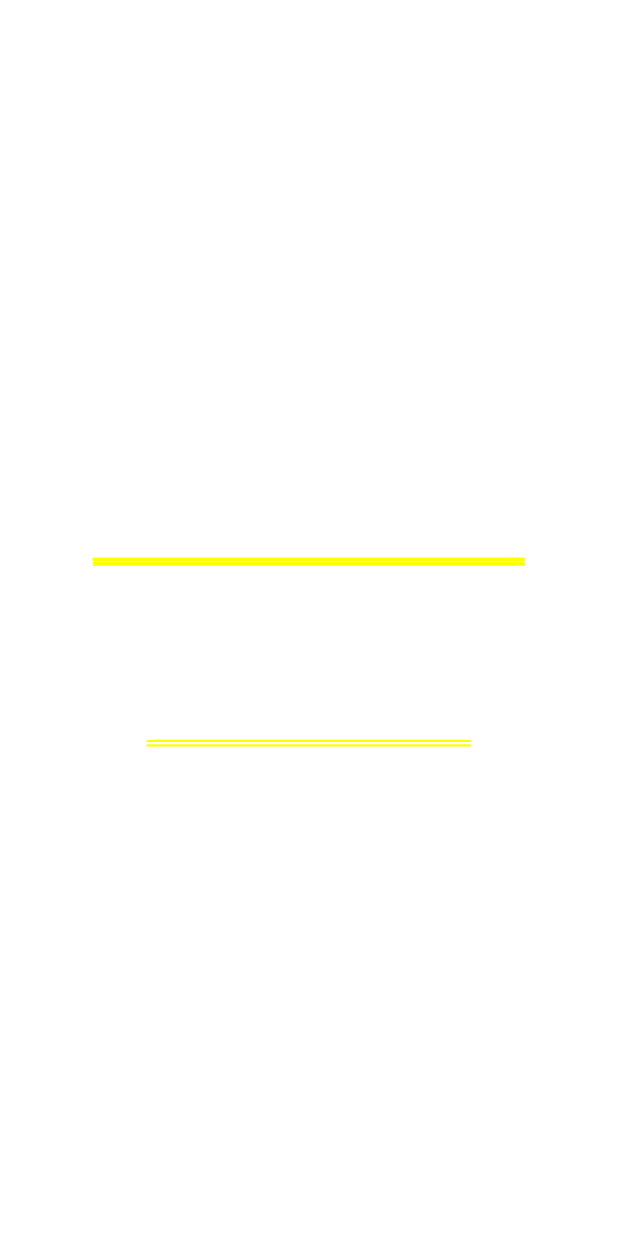
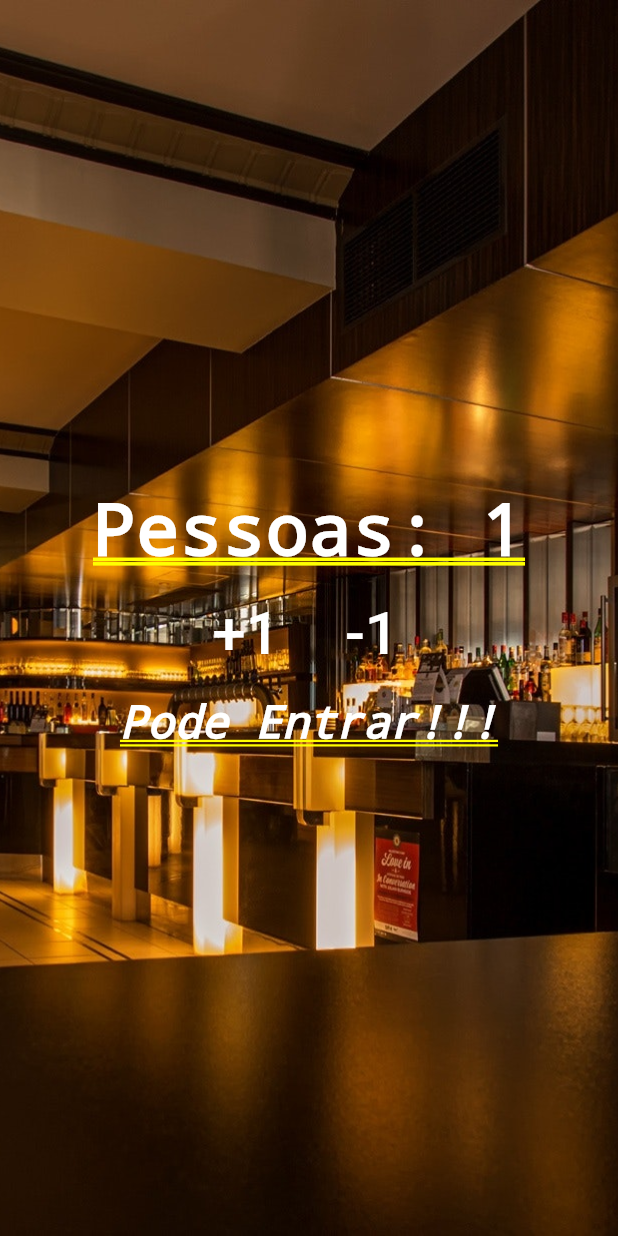
Before and after one commit to EduardGuilherme/projeto_contador_pessoas, a Flutter app: the screen it shows after launch, after a tap on "+1", on a phone screen of 412 x 824 dp. Run offline on Flutter 3.47's test engine with Material 2 defaults, Android fonts, the phone set to English and light mode, and no system bars.

Commit message:
finalizando app em Flutter

```diff
--- a/lib/main.dart
+++ b/lib/main.dart
@@ -4,12 +4,52 @@ import 'package:flutter/material.dart';
 void main() {
   runApp(MaterialApp(
       title: "Contador de Pessoas",
-      home: Column(
+      home: Home()));
+}
+
+class Home extends StatefulWidget {
+  const Home({Key? key}) : super(key: key);
+
+  @override
+  _HomeState createState() => _HomeState();
+}
+
+class _HomeState extends State<Home> {
+  int _people = 0;
+
+  String _infoText = "Pode Entrar!";
+
+  void changePeople(int delta){
+    setState(() {
+      _people +=delta;
+
+      if(_people < 0){
+        _infoText = "ihh rapaz!!!";
+      }else if(_people <= 10){
+        _infoText = "Pode Entrar!!!";
+      }else{
+        _infoText = "Ihh rapaz Ta cheio!!!";
+      }
+    });
+
+  }
+
+  @override
+  Widget build(BuildContext context) {
+    return Stack(
+      children: <Widget>[
+        Image.asset(
+          "images/restaurant.jpg",
+          fit: BoxFit.cover,
+          height: 1000.0,
+        ),
+        Column(
           mainAxisAlignment: MainAxisAlignment.center,
           children: <Widget>[
             Text(
-            "Pessoas: 0",
-            style: TextStyle(color: Colors.white, fontWeight: FontWeight.bold),
+              "Pessoas: $_people",
+              style:
+              TextStyle(color: Colors.white, fontWeight: FontWeight.bold),
             ),
             Row(
               mainAxisAlignment: MainAxisAlignment.center,
@@ -21,7 +61,9 @@ void main() {
                       "+1",
                       style: TextStyle(fontSize: 40.0, color: Colors.white),
                     ),
-                    onPressed: (){},
+                    onPressed: () {
+                      changePeople(1);
+                    },
                   ),
                 ),
                 Padding(
@@ -31,18 +73,23 @@ void main() {
                       "-1",
                       style: TextStyle(fontSize: 40.0, color: Colors.white),
                     ),
-                  onPressed: (){},
+                    onPressed: () {
+                      changePeople(-1);
+                    },
                   ),
                 ),
               ],
             ),
             Text(
-            "Pode Entrar!",
+              _infoText,
               style: TextStyle(
                   color: Colors.white,
                   fontStyle: FontStyle.italic,
                   fontSize: 30.0),
             ),
           ],
-      )));
+        ),
+      ],
+    );
   }
+}
--- a/pubspec.yaml
+++ b/pubspec.yaml
@@ -48,6 +48,8 @@ flutter:
   # assets:
   #   - images/a_dot_burr.jpeg
   #   - images/a_dot_ham.jpeg
+  assets:
+    - images/restaurant.jpg
 
   # An image asset can refer to one or more resolution-specific "variants", see
   # https://flutter.dev/assets-and-images/#resolution-aware.
```
Also changed, not shown: images/restaurant.jpg (added), 2 other files. Lines whose indentation alone changed are shown as unchanged.
